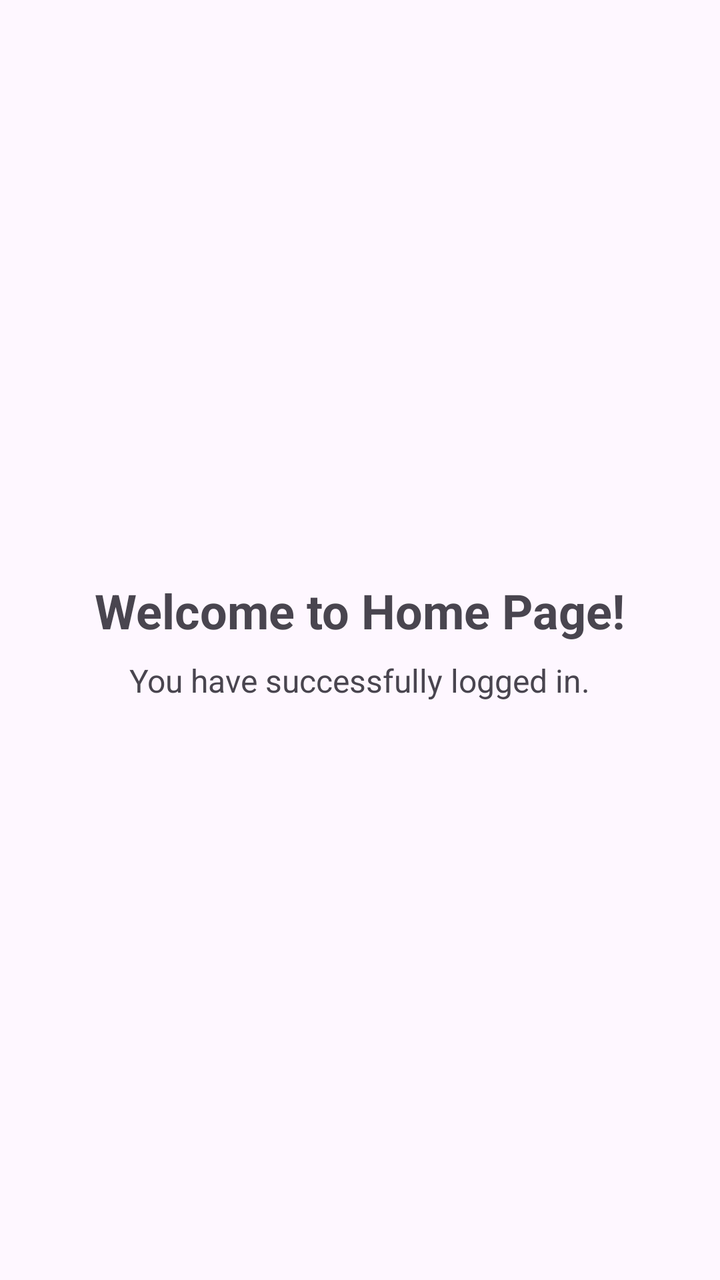
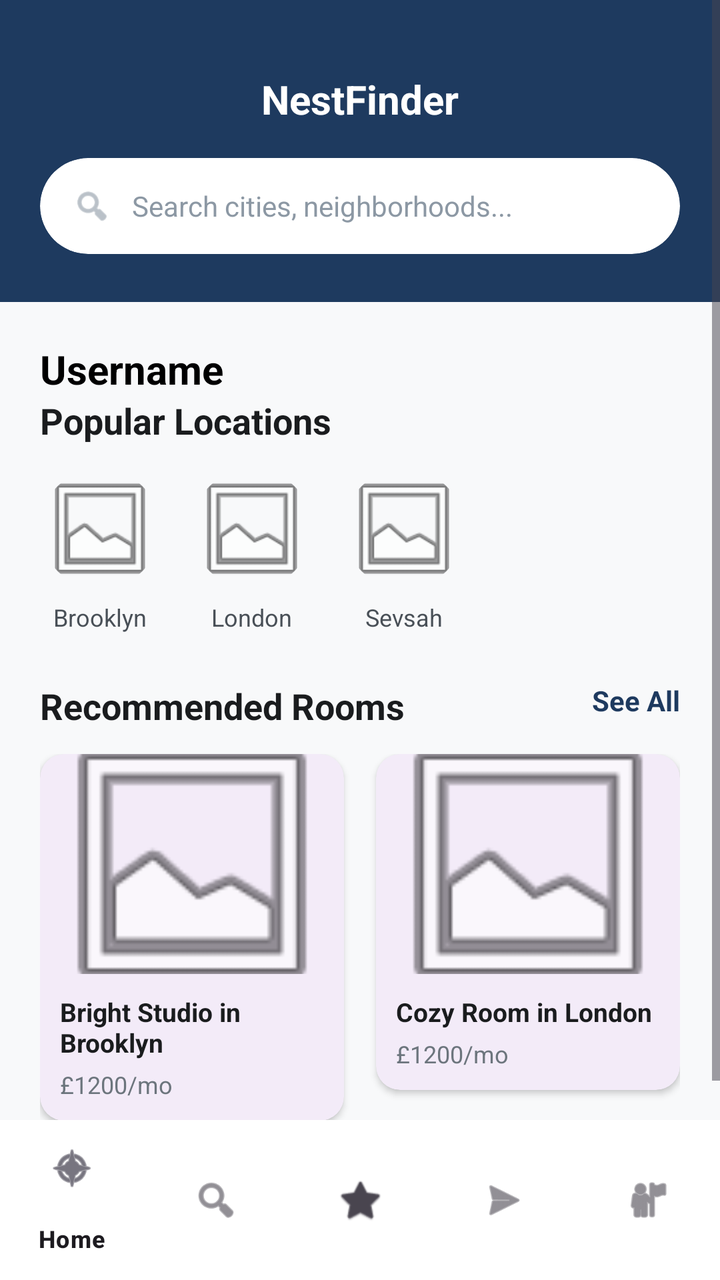

An Android layout rendered at two revisions. The XML below is the earlier revision; the diff shows what the commit changed to produce the second picture.
<!-- AndroidManifest.xml: application theme Theme.RoomRental -->
<!-- res/layout/activity_home.xml -->
<?xml version="1.0" encoding="utf-8"?>
<LinearLayout xmlns:android="http://schemas.android.com/apk/res/android"
    android:layout_width="match_parent"
    android:layout_height="match_parent"
    android:orientation="vertical"
    android:gravity="center"
    android:padding="16dp">

    <TextView
        android:layout_width="wrap_content"
        android:layout_height="wrap_content"
        android:text="@string/welcome_home"
        android:textSize="24sp"
        android:textStyle="bold" />

    <TextView
        android:layout_width="wrap_content"
        android:layout_height="wrap_content"
        android:text="@string/login_success"
        android:textSize="16sp"
        android:layout_marginTop="8dp" />

</LinearLayout>
<!-- resources referenced by this layout -->
<resources>
  <string name="login_success">You have successfully logged in.</string>
  <string name="welcome_home">Welcome to Home Page!</string>
  <style name="Theme.RoomRental" parent="Base.Theme.RoomRental" />
  <style name="Base.Theme.RoomRental" parent="Theme.Material3.DayNight.NoActionBar">
          
          
      </style>
</resources>

<!-- the commit's change to res/layout/activity_home.xml (unified diff, before → after) -->
@@ -1,23 +1,329 @@
 <?xml version="1.0" encoding="utf-8"?>
-<LinearLayout xmlns:android="http://schemas.android.com/apk/res/android"
+<RelativeLayout
+    xmlns:android="http://schemas.android.com/apk/res/android"
+    xmlns:app="http://schemas.android.com/apk/res-auto"
     android:layout_width="match_parent"
     android:layout_height="match_parent"
-    android:orientation="vertical"
-    android:gravity="center"
-    android:padding="16dp">
-
-    <TextView
-        android:layout_width="wrap_content"
+    android:background="#F8F9FA">
+
+    <ScrollView
+        android:layout_width="match_parent"
+        android:layout_height="match_parent"
+        android:layout_above="@id/bottomNavigation"
+        android:fillViewport="true">
+
+        <LinearLayout
+            android:layout_width="match_parent"
+            android:layout_height="wrap_content"
+            android:orientation="vertical">
+
+            
+            <LinearLayout
+                android:layout_width="match_parent"
+                android:layout_height="wrap_content"
+                android:background="#1E3A5F"
+                android:orientation="vertical"
+                android:paddingHorizontal="20dp"
+                android:paddingTop="36dp"
+                android:paddingBottom="24dp">
+
+                <TextView
+                    android:layout_width="wrap_content"
+                    android:layout_height="wrap_content"
+                    android:layout_gravity="center_horizontal"
+                    android:text="NestFinder"
+                    android:textColor="#FFFFFF"
+                    android:textSize="20sp"
+                    android:textStyle="bold" />
+
+                
+                <com.google.android.material.card.MaterialCardView
+                    android:layout_width="match_parent"
+                    android:layout_height="48dp"
+                    android:layout_marginTop="16dp"
+                    app:cardBackgroundColor="#FFFFFF"
+                    app:cardCornerRadius="24dp"
+                    app:cardElevation="0dp"
+                    app:strokeWidth="0dp">
+
+                    <LinearLayout
+                        android:layout_width="match_parent"
+                        android:layout_height="match_parent"
+                        android:gravity="center_vertical"
+                        android:orientation="horizontal"
+                        android:paddingHorizontal="16dp">
+
+                        <ImageView
+                            android:layout_width="20dp"
+                            android:layout_height="20dp"
+                            android:contentDescription="@null"
+                            android:src="@android:drawable/ic_menu_search"
+                            app:tint="#8C98A4" />
+
+                        <EditText
+                            android:id="@+id/etSearch"
+                            android:layout_width="match_parent"
+                            android:layout_height="match_parent"
+                            android:layout_marginStart="10dp"
+                            android:background="@null"
+                            android:hint="Search cities, neighborhoods..."
+                            android:inputType="text"
+                            android:textColor="#1E3A5F"
+                            android:textColorHint="#8C98A4"
+                            android:textSize="14sp" />
+                    </LinearLayout>
+                </com.google.android.material.card.MaterialCardView>
+            </LinearLayout>
+
+            
+            <LinearLayout
+                android:layout_width="match_parent"
+                android:layout_height="wrap_content"
+                android:orientation="vertical"
+                android:padding="20dp">
+
+                <TextView
+                    android:id="@+id/textView"
+                    android:layout_width="wrap_content"
+                    android:layout_height="wrap_content"
+                    android:text="Username"
+                    android:textSize="20sp"
+                    android:textStyle="bold"
+                    android:textColor="@android:color/black" />
+
+                
+                <TextView
+                    android:layout_width="wrap_content"
+                    android:layout_height="wrap_content"
+                    android:text="Popular Locations"
+                    android:textColor="#1A1C1E"
+                    android:textSize="18sp"
+                    android:textStyle="bold" />
+
+                
+                <HorizontalScrollView
+                    android:layout_width="match_parent"
+                    android:layout_height="wrap_content"
+                    android:layout_marginTop="12dp"
+                    android:scrollbars="none">
+
+                    <LinearLayout
+                        android:layout_width="wrap_content"
+                        android:layout_height="wrap_content"
+                        android:orientation="horizontal">
+
+                        
+                        <LinearLayout
+                            android:layout_width="wrap_content"
+                            android:layout_height="wrap_content"
+                            android:layout_marginEnd="16dp"
+                            android:gravity="center"
+                            android:orientation="vertical">
+
+                            <com.google.android.material.imageview.ShapeableImageView
+                                android:layout_width="60dp"
+                                android:layout_height="60dp"
+                                android:scaleType="centerCrop"
+                                android:src="@android:drawable/ic_menu_gallery"
+                                app:shapeAppearanceOverlay="@style/ShapeAppearance.Material3.Corner.Full" />
+
+                            <TextView
+                                android:layout_width="wrap_content"
+                                android:layout_height="wrap_content"
+                                android:layout_marginTop="6dp"
+                                android:text="Brooklyn"
+                                android:textColor="#495057"
+                                android:textSize="12sp" />
+                        </LinearLayout>
+
+                        
+                        <LinearLayout
+                            android:layout_width="wrap_content"
+                            android:layout_height="wrap_content"
+                            android:layout_marginEnd="16dp"
+                            android:gravity="center"
+                            android:orientation="vertical">
+
+                            <com.google.android.material.imageview.ShapeableImageView
+                                android:layout_width="60dp"
+                                android:layout_height="60dp"
+                                android:scaleType="centerCrop"
+                                android:src="@android:drawable/ic_menu_gallery"
+                                app:shapeAppearanceOverlay="@style/ShapeAppearance.Material3.Corner.Full" />
+
+                            <TextView
+                                android:layout_width="wrap_content"
+                                android:layout_height="wrap_content"
+                                android:layout_marginTop="6dp"
+                                android:text="London"
+                                android:textColor="#495057"
+                                android:textSize="12sp" />
+                        </LinearLayout>
+
+                        
+                        <LinearLayout
+                            android:layout_width="wrap_content"
+                            android:layout_height="wrap_content"
+                            android:layout_marginEnd="16dp"
+                            android:gravity="center"
+                            android:orientation="vertical">
+
+                            <com.google.android.material.imageview.ShapeableImageView
+                                android:layout_width="60dp"
+                                android:layout_height="60dp"
+                                android:scaleType="centerCrop"
+                                android:src="@android:drawable/ic_menu_gallery"
+                                app:shapeAppearanceOverlay="@style/ShapeAppearance.Material3.Corner.Full" />
+
+                            <TextView
+                                android:layout_width="wrap_content"
+                                android:layout_height="wrap_content"
+                                android:layout_marginTop="6dp"
+                                android:text="Sevsah"
+                                android:textColor="#495057"
+                                android:textSize="12sp" />
+                        </LinearLayout>
+                    </LinearLayout>
+                </HorizontalScrollView>
+
+                
+                <RelativeLayout
+                    android:layout_width="match_parent"
+                    android:layout_height="wrap_content"
+                    android:layout_marginTop="24dp">
+
+                    <TextView
+                        android:layout_width="wrap_content"
+                        android:layout_height="wrap_content"
+                        android:layout_alignParentStart="true"
+                        android:text="Recommended Rooms"
+                        android:textColor="#1A1C1E"
+                        android:textSize="18sp"
+                        android:textStyle="bold" />
+
+                    <TextView
+                        android:id="@+id/tvSeeAll"
+                        android:layout_width="wrap_content"
+                        android:layout_height="wrap_content"
+                        android:layout_alignParentEnd="true"
+                        android:text="See All"
+                        android:textColor="#1E3A5F"
+                        android:textSize="14sp"
+                        android:textStyle="bold" />
+                </RelativeLayout>
+
+                
+                <LinearLayout
+                    android:layout_width="match_parent"
+                    android:layout_height="wrap_content"
+                    android:layout_marginTop="12dp"
+                    android:orientation="horizontal"
+                    android:baselineAligned="false">
+
+                    
+                    <com.google.android.material.card.MaterialCardView
+                        android:layout_width="0dp"
+                        android:layout_height="wrap_content"
+                        android:layout_marginEnd="8dp"
+                        android:layout_weight="1"
+                        app:cardCornerRadius="12dp"
+                        app:cardElevation="2dp"
+                        app:strokeWidth="0dp">
+
+                        <LinearLayout
+                            android:layout_width="match_parent"
+                            android:layout_height="wrap_content"
+                            android:orientation="vertical">
+
+                            <ImageView
+                                android:layout_width="match_parent"
+                                android:layout_height="110dp"
+                                android:scaleType="centerCrop"
+                                android:src="@android:drawable/ic_menu_gallery" />
+
+                            <LinearLayout
+                                android:layout_width="match_parent"
+                                android:layout_height="wrap_content"
+                                android:orientation="vertical"
+                                android:padding="10dp">
+
+                                <TextView
+                                    android:layout_width="wrap_content"
+                                    android:layout_height="wrap_content"
+                                    android:text="Bright Studio in Brooklyn"
+                                    android:textColor="#1A1C1E"
+                                    android:textSize="13sp"
+                                    android:textStyle="bold" />
+
+                                <TextView
+                                    android:layout_width="wrap_content"
+                                    android:layout_height="wrap_content"
+                                    android:layout_marginTop="4dp"
+                                    android:text="£1200/mo"
+                                    android:textColor="#6C757D"
+                                    android:textSize="12sp" />
+                            </LinearLayout>
+                        </LinearLayout>
+                    </com.google.android.material.card.MaterialCardView>
+
+                    
+                    <com.google.android.material.card.MaterialCardView
+                        android:layout_width="0dp"
+                        android:layout_height="wrap_content"
+                        android:layout_marginStart="8dp"
+                        android:layout_weight="1"
+                        app:cardCornerRadius="12dp"
+                        app:cardElevation="2dp"
+                        app:strokeWidth="0dp">
+
+                        <LinearLayout
+                            android:layout_width="match_parent"
+                            android:layout_height="wrap_content"
+                            android:orientation="vertical">
+
+                            <ImageView
+                                android:layout_width="match_parent"
+                                android:layout_height="110dp"
+                                android:scaleType="centerCrop"
+                                android:src="@android:drawable/ic_menu_gallery" />
+
+                            <LinearLayout
+                                android:layout_width="match_parent"
+                                android:layout_height="wrap_content"
+                                android:orientation="vertical"
+                                android:padding="10dp">
+
+                                <TextView
+                                    android:layout_width="wrap_content"
+                                    android:layout_height="wrap_content"
+                                    android:text="Cozy Room in London"
+                                    android:textColor="#1A1C1E"
+                                    android:textSize="13sp"
+                                    android:textStyle="bold" />
+
+                                <TextView
+                                    android:layout_width="wrap_content"
+                                    android:layout_height="wrap_content"
+                                    android:layout_marginTop="4dp"
+                                    android:text="£1200/mo"
+                                    android:textColor="#6C757D"
+                                    android:textSize="12sp" />
+                            </LinearLayout>
+                        </LinearLayout>
+                    </com.google.android.material.card.MaterialCardView>
+                </LinearLayout>
+
+            </LinearLayout>
+        </LinearLayout>
+    </ScrollView>
+
+    
+    <com.google.android.material.bottomnavigation.BottomNavigationView
+        android:id="@+id/bottomNavigation"
+        android:layout_width="match_parent"
         android:layout_height="wrap_content"
-        android:text="@string/welcome_home"
-        android:textSize="24sp"
-        android:textStyle="bold" />
-
-    <TextView
-        android:layout_width="wrap_content"
-        android:layout_height="wrap_content"
-        android:text="@string/login_success"
-        android:textSize="16sp"
-        android:layout_marginTop="8dp" />
-
-</LinearLayout>
+        android:layout_alignParentBottom="true"
+        android:background="#FFFFFF"
+        app:menu="@menu/bottom_nav_menu" />
+
+</RelativeLayout>
<!-- resource entries referenced after the edit -->
@@ -1,7 +1,5 @@
 <!-- resources referenced by this layout -->
 <resources>
-  <string name="login_success">You have successfully logged in.</string>
-  <string name="welcome_home">Welcome to Home Page!</string>
   <style name="Theme.RoomRental" parent="Base.Theme.RoomRental" />
   <style name="Base.Theme.RoomRental" parent="Theme.Material3.DayNight.NoActionBar">
           
